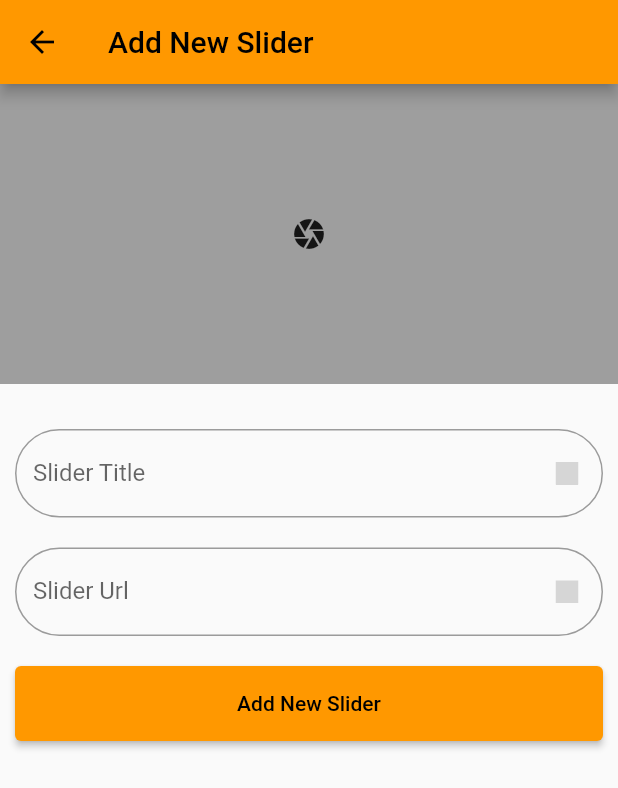
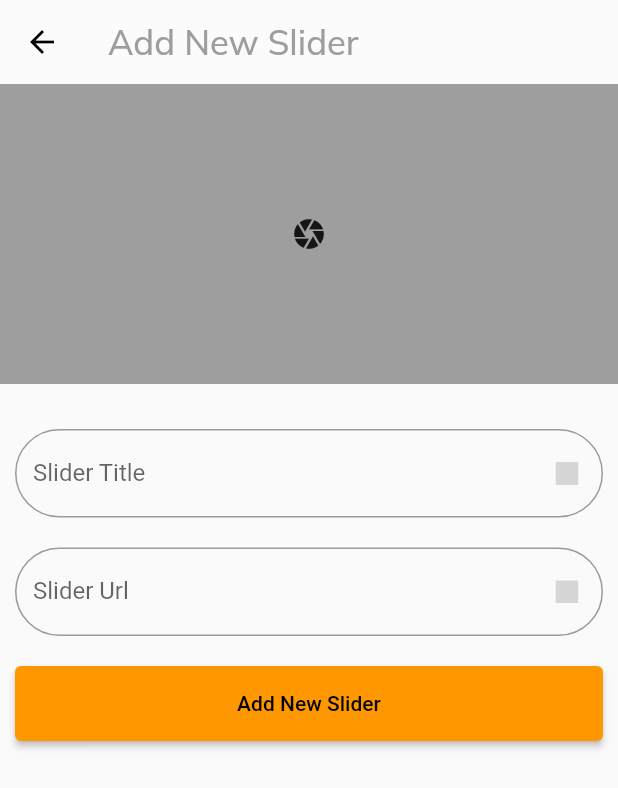
Before and after one commit to SabahTARTIR365/e-commerce-simple-app, a Flutter app: the AllSliderScreen screen opened directly, after a tap on the "add" icon, on a phone screen of 412 x 824 dp. Shown: the top 788 px of the screen. Run offline on Flutter 3.47's test engine with Material 2 defaults, Android fonts, the phone set to English and light mode, and no system bars; our stand-ins replace badges, carousel_slider, cloud_firestore, firebase_auth, firebase_core, firebase_storage and 5 more; accounts and stored records are empty; grey boxes are pictures that could not be loaded.

Commit message:
fix appbar

```diff
--- a/lib/admin/views/screens/add_new_slider.dart
+++ b/lib/admin/views/screens/add_new_slider.dart
@@ -3,6 +3,7 @@ import 'package:flutter/material.dart';
 import 'package:provider/provider.dart';
 
 import '../../../auth/components/custom_textfield.dart';
+import '../../../utils.dart';
 import '../../providers/admin_provider.dart';
 
 class AddNewSliderScreen extends StatelessWidget {
@@ -11,8 +12,19 @@ class AddNewSliderScreen extends StatelessWidget {
     // TODO: implement build
     return Scaffold(
       appBar: AppBar(
-        title: Text('Add New Slider'),
+        backgroundColor:  Colors.white.withOpacity(0.2),
+        elevation: 0,
+        title :Text(
+            "Add New Slider",
+            style: SafeGoogleFont ('Muli',
+              fontSize: 23,
+              fontWeight: FontWeight.w500,
+              color: Colors.grey,)
+        ),
       ),
+
+
+
       body: Consumer<AdminProvider>(builder: (context, provider, w) {
         return Column(
           children: [
--- a/lib/admin/views/screens/all_sliders_screen.dart
+++ b/lib/admin/views/screens/all_sliders_screen.dart
@@ -4,6 +4,7 @@ import 'package:flutter/material.dart';
 import 'package:provider/provider.dart';
 
 import '../../../app_router/app_router.dart';
+import '../../../utils.dart';
 import '../../providers/admin_provider.dart';
 import '../components/Slider_widget.dart';
 
@@ -13,7 +14,13 @@ class AllSliderScreen extends StatelessWidget {
     // TODO: implement build
     return Scaffold(
       appBar: AppBar(
-        title: Text('All Sliders'),
+        backgroundColor:  Colors.white.withOpacity(0.2),
+        elevation: 0,
+        title: Text('All Sliders',
+            style: SafeGoogleFont ('Muli',
+          fontSize: 23,
+          fontWeight: FontWeight.w500,
+          color: Colors.grey,)),
         actions: [
           IconButton(
               onPressed: () {
@@ -22,6 +29,7 @@ class AllSliderScreen extends StatelessWidget {
               icon: Icon(Icons.add))
         ],
       ),
+
       body: Consumer<AdminProvider>(
         builder: (context, provider, u) {
           return provider.allSliders == null
```
Also changed, not shown: lib/admin/views/screens/add_category.dart (+11 -1 lines), lib/admin/views/screens/add_product.dart (+13 -1 lines), lib/admin/views/screens/display_categories.dart (+18 -3 lines), lib/admin/views/screens/display_products.dart (+15 -1 lines), lib/admin/views/screens/edit_category.dart (+12 -1 lines), lib/admin/views/screens/edit_product_screen.dart (+10 -1 lines).
